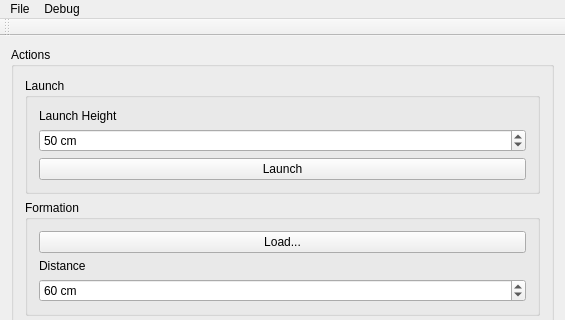
Qt form mainwindow.ui (KITrokopter/GUI-Application) before a commit; both pictures show x 0 to 565 and y 0 to 320 of the 565 by 633 pixel window.
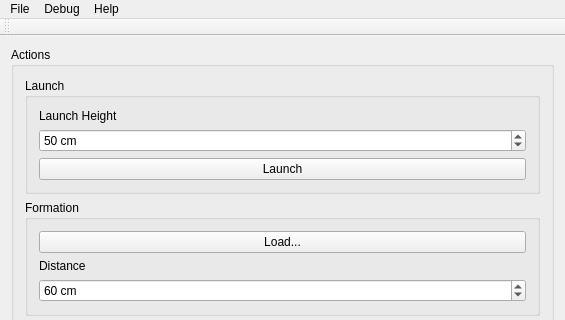
The same form after that commit.

What changed in the file:
```diff
--- a/mainwindow.ui
+++ b/mainwindow.ui
@@ -201,8 +201,15 @@
     <addaction name="actionQuadcopters"/>
     <addaction name="actionGamepad"/>
    </widget>
+   <widget class="QMenu" name="menuHelp">
+    <property name="title">
+     <string>Help</string>
+    </property>
+    <addaction name="actionAbout"/>
+   </widget>
    <addaction name="menuFile"/>
    <addaction name="menuDebug"/>
+   <addaction name="menuHelp"/>
   </widget>
   <widget class="QToolBar" name="mainToolBar">
    <attribute name="toolBarArea">
```
Left out of the diff: 5 changed lines with no effect on the pictures.
